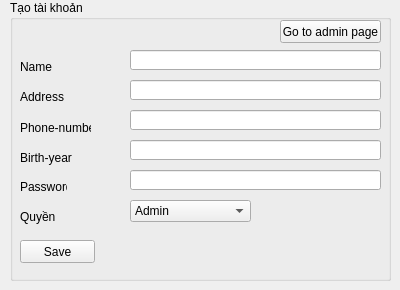
Above: formcreateaccount.ui from vuxuanvn/Excerscise-for-C-Cpp-Class before the change. Below: the same form after it.
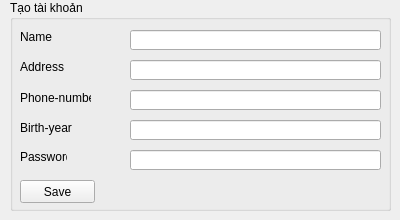
That is the form after the change.

What changed in the file:
```diff
--- a/formcreateaccount.ui
+++ b/formcreateaccount.ui
@@ -7,7 +7,7 @@
     <x>0</x>
     <y>0</y>
     <width>400</width>
-    <height>290</height>
+    <height>220</height>
    </rect>
   </property>
   <property name="windowTitle">
@@ -19,7 +19,7 @@
      <x>10</x>
      <y>0</y>
      <width>381</width>
-     <height>281</height>
+     <height>211</height>
     </rect>
    </property>
    <property name="title">
@@ -29,7 +29,7 @@
     <property name="geometry">
      <rect>
       <x>10</x>
-      <y>60</y>
+      <y>30</y>
       <width>47</width>
       <height>14</height>
      </rect>
@@ -42,7 +42,7 @@
     <property name="geometry">
      <rect>
       <x>10</x>
-      <y>90</y>
+      <y>60</y>
       <width>47</width>
       <height>14</height>
      </rect>
@@ -55,7 +55,7 @@
     <property name="geometry">
      <rect>
       <x>10</x>
-      <y>120</y>
+      <y>90</y>
       <width>71</width>
       <height>16</height>
      </rect>
@@ -64,24 +64,11 @@
      <string>Phone-number</string>
     </property>
    </widget>
-   <widget class="QPushButton" name="pushButton">
-    <property name="geometry">
-     <rect>
-      <x>270</x>
-      <y>20</y>
-      <width>101</width>
-      <height>23</height>
-     </rect>
-    </property>
-    <property name="text">
-     <string>Go to admin page</string>
-    </property>
-   </widget>
    <widget class="QLineEdit" name="lineEdit">
     <property name="geometry">
      <rect>
       <x>120</x>
-      <y>50</y>
+      <y>30</y>
       <width>251</width>
       <height>20</height>
      </rect>
@@ -91,7 +78,7 @@
     <property name="geometry">
      <rect>
       <x>120</x>
-      <y>80</y>
+      <y>60</y>
       <width>251</width>
       <height>20</height>
      </rect>
@@ -101,7 +88,7 @@
     <property name="geometry">
      <rect>
       <x>120</x>
-      <y>110</y>
+      <y>90</y>
       <width>251</width>
       <height>20</height>
      </rect>
@@ -111,7 +98,7 @@
     <property name="geometry">
      <rect>
       <x>10</x>
-      <y>150</y>
+      <y>120</y>
       <width>61</width>
       <height>16</height>
      </rect>
@@ -124,7 +111,7 @@
     <property name="geometry">
      <rect>
       <x>120</x>
-      <y>140</y>
+      <y>120</y>
       <width>251</width>
       <height>20</height>
      </rect>
@@ -134,7 +121,7 @@
     <property name="geometry">
      <rect>
       <x>10</x>
-      <y>240</y>
+      <y>180</y>
       <width>75</width>
       <height>23</height>
      </rect>
@@ -147,7 +134,7 @@
     <property name="geometry">
      <rect>
       <x>10</x>
-      <y>180</y>
+      <y>150</y>
       <width>47</width>
       <height>14</height>
      </rect>
@@ -160,45 +147,12 @@
     <property name="geometry">
      <rect>
       <x>120</x>
-      <y>170</y>
+      <y>150</y>
       <width>251</width>
       <height>20</height>
      </rect>
     </property>
    </widget>
-   <widget class="QLabel" name="label_6">
-    <property name="geometry">
-     <rect>
-      <x>10</x>
-      <y>210</y>
-      <width>47</width>
-      <height>14</height>
-     </rect>
-    </property>
-    <property name="text">
-     <string>Quyền</string>
-    </property>
-   </widget>
-   <widget class="QComboBox" name="comboBox">
-    <property name="geometry">
-     <rect>
-      <x>120</x>
-      <y>200</y>
-      <width>121</width>
-      <height>22</height>
-     </rect>
-    </property>
-    <item>
-     <property name="text">
-      <string>Admin</string>
-     </property>
-    </item>
-    <item>
-     <property name="text">
-      <string>User</string>
-     </property>
-    </item>
-   </widget>
   </widget>
  </widget>
  <resources/>
```
